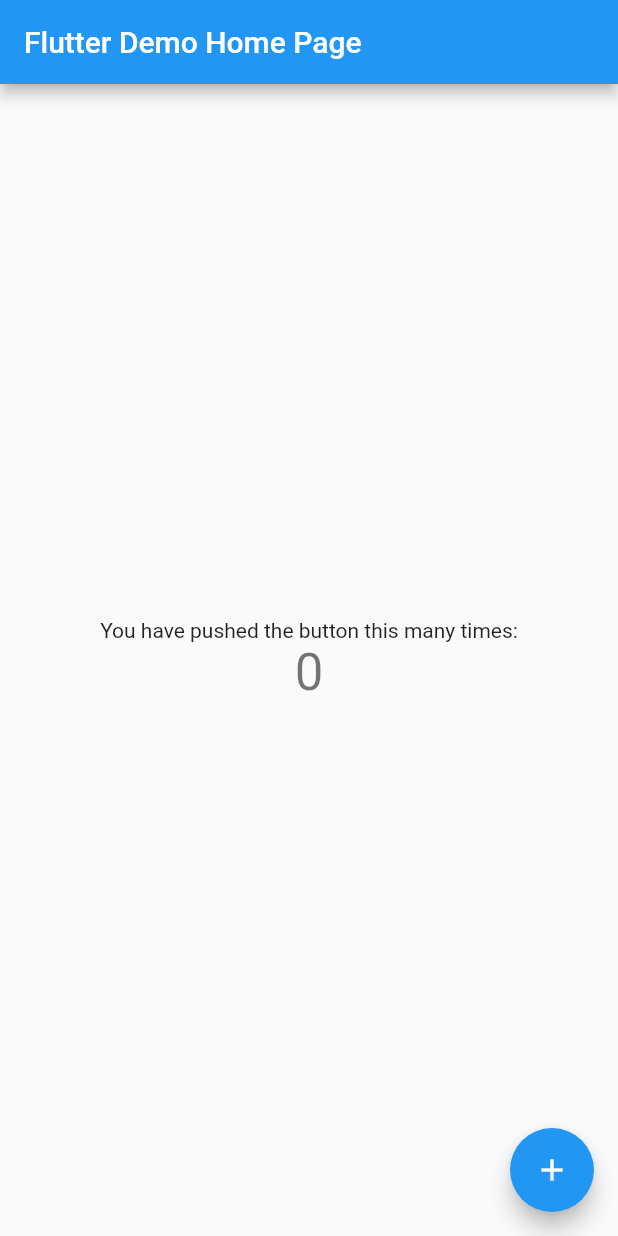
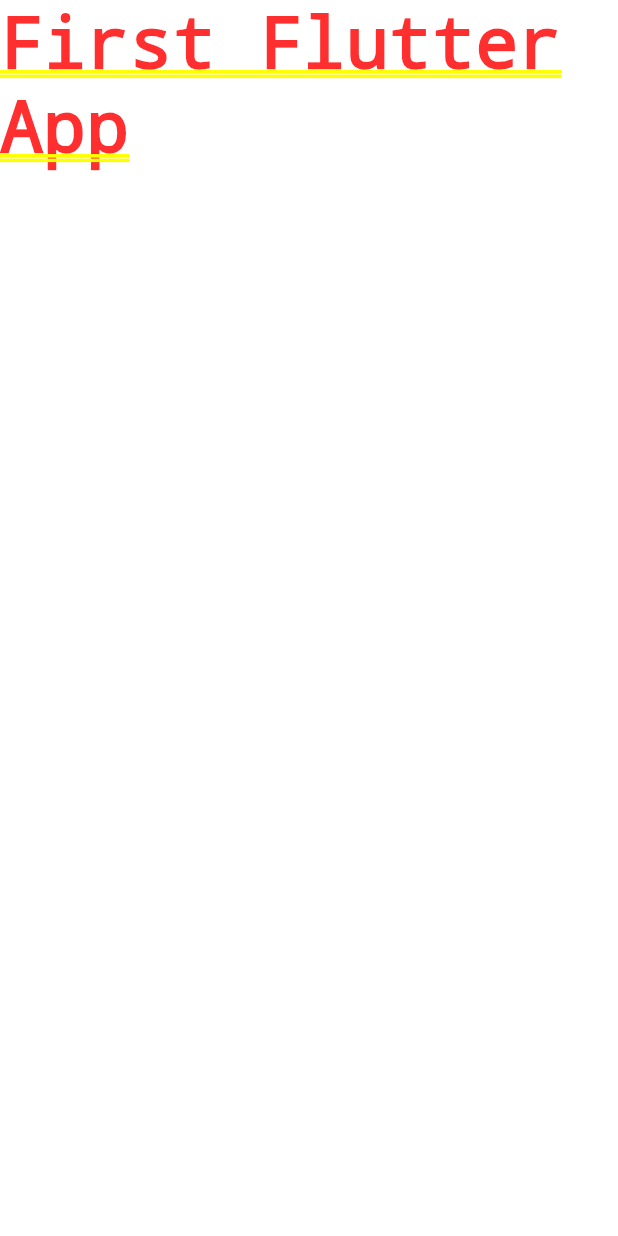
Before and after one commit to vinnyhoward/simple-flutter-quiz-app, a Flutter app: the screen it shows after launch, on a phone screen of 412 x 824 dp. Run offline on Flutter 3.47's test engine with Material 2 defaults, Android fonts, the phone set to English and light mode, and no system bars.

Commit message:
learning about components of a flutter app

```diff
--- a/lib/main.dart
+++ b/lib/main.dart
@@ -1,117 +1,13 @@
 import 'package:flutter/material.dart';
 
 void main() {
-  runApp(MyApp());
+  runApp(App());
 }
 
-class MyApp extends StatelessWidget {
-  // This widget is the root of your application.
-  @override
-  Widget build(BuildContext context) {
+class App extends StatelessWidget {
+  Widget build(BuildContext ctx) {
     return MaterialApp(
-      title: 'Flutter Demo',
-      theme: ThemeData(
-        // This is the theme of your application.
-        //
-        // Try running your application with "flutter run". You'll see the
-        // application has a blue toolbar. Then, without quitting the app, try
-        // changing the primarySwatch below to Colors.green and then invoke
-        // "hot reload" (press "r" in the console where you ran "flutter run",
-        // or simply save your changes to "hot reload" in a Flutter IDE).
-        // Notice that the counter didn't reset back to zero; the application
-        // is not restarted.
-        primarySwatch: Colors.blue,
-        // This makes the visual density adapt to the platform that you run
-        // the app on. For desktop platforms, the controls will be smaller and
-        // closer together (more dense) than on mobile platforms.
-        visualDensity: VisualDensity.adaptivePlatformDensity,
-      ),
-      home: MyHomePage(title: 'Flutter Demo Home Page'),
+      home: Text('First Flutter App'),
     );
   }
 }
-
-class MyHomePage extends StatefulWidget {
-  MyHomePage({Key key, this.title}) : super(key: key);
-
-  // This widget is the home page of your application. It is stateful, meaning
-  // that it has a State object (defined below) that contains fields that affect
-  // how it looks.
-
-  // This class is the configuration for the state. It holds the values (in this
-  // case the title) provided by the parent (in this case the App widget) and
-  // used by the build method of the State. Fields in a Widget subclass are
-  // always marked "final".
-
-  final String title;
-
-  @override
-  _MyHomePageState createState() => _MyHomePageState();
-}
-
-class _MyHomePageState extends State<MyHomePage> {
-  int _counter = 0;
-
-  void _incrementCounter() {
-    setState(() {
-      // This call to setState tells the Flutter framework that something has
-      // changed in this State, which causes it to rerun the build method below
-      // so that the display can reflect the updated values. If we changed
-      // _counter without calling setState(), then the build method would not be
-      // called again, and so nothing would appear to happen.
-      _counter++;
-    });
-  }
-
-  @override
-  Widget build(BuildContext context) {
-    // This method is rerun every time setState is called, for instance as done
-    // by the _incrementCounter method above.
-    //
-    // The Flutter framework has been optimized to make rerunning build methods
-    // fast, so that you can just rebuild anything that needs updating rather
-    // than having to individually change instances of widgets.
-    return Scaffold(
-      appBar: AppBar(
-        // Here we take the value from the MyHomePage object that was created by
-        // the App.build method, and use it to set our appbar title.
-        title: Text(widget.title),
-      ),
-      body: Center(
-        // Center is a layout widget. It takes a single child and positions it
-        // in the middle of the parent.
-        child: Column(
-          // Column is also a layout widget. It takes a list of children and
-          // arranges them vertically. By default, it sizes itself to fit its
-          // children horizontally, and tries to be as tall as its parent.
-          //
-          // Invoke "debug painting" (press "p" in the console, choose the
-          // "Toggle Debug Paint" action from the Flutter Inspector in Android
-          // Studio, or the "Toggle Debug Paint" command in Visual Studio Code)
-          // to see the wireframe for each widget.
-          //
-          // Column has various properties to control how it sizes itself and
-          // how it positions its children. Here we use mainAxisAlignment to
-          // center the children vertically; the main axis here is the vertical
-          // axis because Columns are vertical (the cross axis would be
-          // horizontal).
-          mainAxisAlignment: MainAxisAlignment.center,
-          children: <Widget>[
-            Text(
-              'You have pushed the button this many times:',
-            ),
-            Text(
-              '$_counter',
-              style: Theme.of(context).textTheme.headline4,
-            ),
-          ],
-        ),
-      ),
-      floatingActionButton: FloatingActionButton(
-        onPressed: _incrementCounter,
-        tooltip: 'Increment',
-        child: Icon(Icons.add),
-      ), // This trailing comma makes auto-formatting nicer for build methods.
-    );
-  }
-}
```
